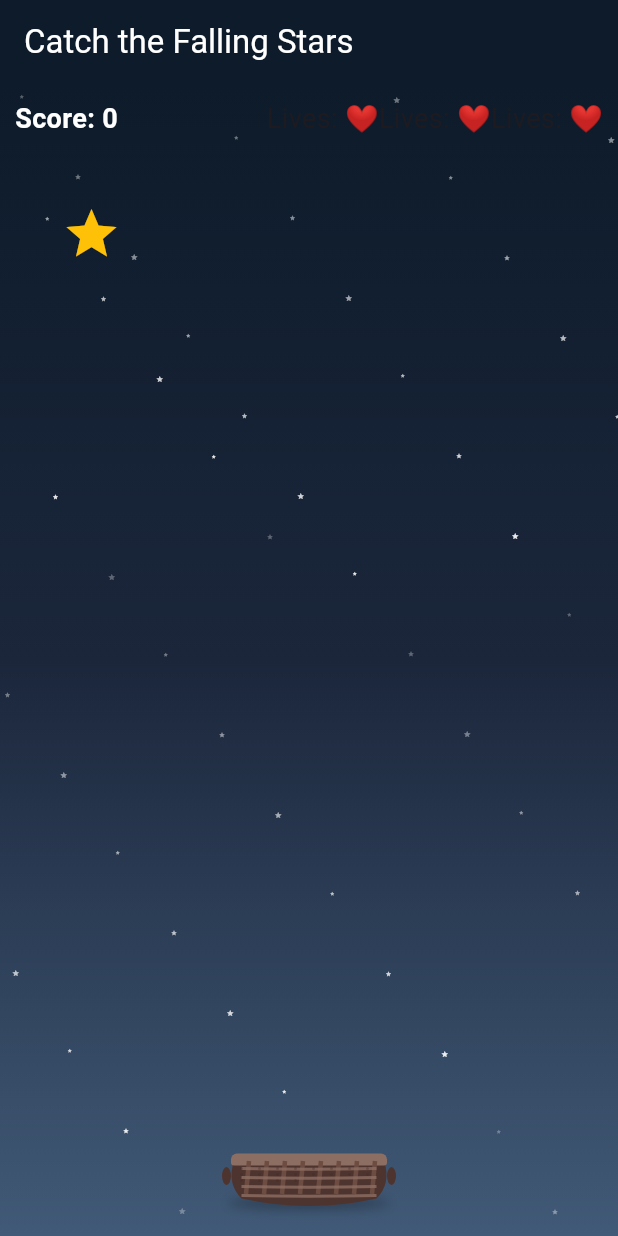
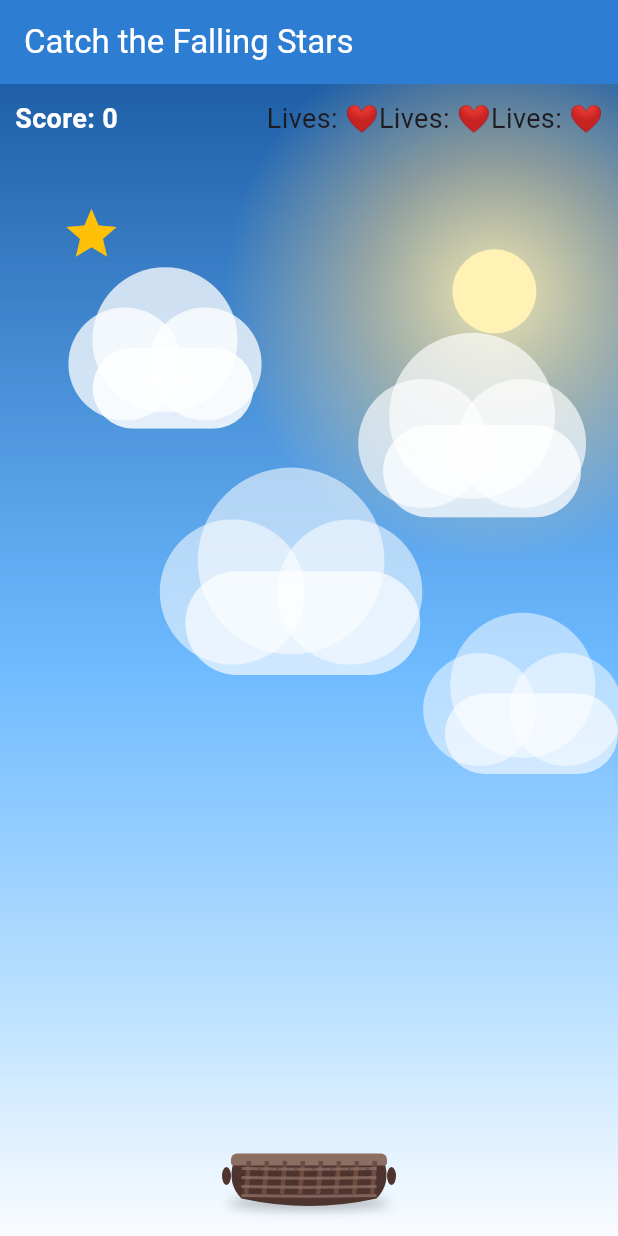
Before and after one commit to ghsenu/flutter-arcade, a Flutter app: the screen it shows after launch, after a tap on "Start Game", on a phone screen of 412 x 824 dp. Run offline on Flutter 3.47's test engine with Material 3 defaults, Android fonts, the phone set to English and light mode, and no system bars.

Commit message:
added feature

```diff
--- a/lib/main.dart
+++ b/lib/main.dart
@@ -525,7 +525,7 @@ class _CatchStarsGameState extends State<CatchStarsGame> {
     return Scaffold(
       appBar: AppBar(
         title: const Text('Catch the Falling Stars'),
-        backgroundColor: const Color(0xFF0D1B2A),
+        backgroundColor: const Color(0xFF2D7DD2),
         foregroundColor: Colors.white,
       ),
       body: LayoutBuilder(
@@ -534,37 +534,11 @@ class _CatchStarsGameState extends State<CatchStarsGame> {
 
           return Stack(
             children: [
-              // Night sky background
-              Container(
-                decoration: const BoxDecoration(
-                  gradient: LinearGradient(
-                    begin: Alignment.topCenter,
-                    end: Alignment.bottomCenter,
-                    colors: [
-                      Color(0xFF0D1B2A), // Dark blue
-                      Color(0xFF1B263B), // Midnight blue
-                      Color(0xFF415A77), // Lighter blue at horizon
-                    ],
-                  ),
-                ),
+              // Realistic daytime sky background
+              CustomPaint(
+                size: Size(size.width, size.height),
+                painter: SkyBackgroundPainter(),
               ),
-
-              // Background twinkling stars
-              ...List.generate(50, (index) {
-                final x = (index * 37 + 13) % size.width.toInt();
-                final y = (index * 53 + 7) % size.height.toInt();
-                final starSize = (index % 3 + 1) * 1.0;
-                final opacity = 0.3 + (index % 7) * 0.1;
-                return Positioned(
-                  left: x.toDouble(),
-                  top: y.toDouble(),
-                  child: Icon(
-                    Icons.star,
-                    size: starSize + 2,
-                    color: Colors.white.withValues(alpha: opacity),
-                  ),
-                );
-              }),
 
               // Score & lives
               Positioned(
@@ -756,6 +730,111 @@ class _CatchStarsGameState extends State<CatchStarsGame> {
   }
 }
 
+class SkyBackgroundPainter extends CustomPainter {
+  @override
+  void paint(Canvas canvas, Size size) {
+    final skyPaint = Paint()
+      ..shader = const LinearGradient(
+        begin: Alignment.topCenter,
+        end: Alignment.bottomCenter,
+        colors: [
+          Color(0xFF1E5FA8),
+          Color(0xFF5FB3FF),
+          Color(0xFFAEDBFF),
+          Color(0xFFF7FBFF),
+        ],
+        stops: [0.0, 0.5, 0.8, 1.0],
+      ).createShader(Rect.fromLTWH(0, 0, size.width, size.height));
+    canvas.drawRect(Offset.zero & size, skyPaint);
+
+    final sunCenter = Offset(size.width * 0.8, size.height * 0.18);
+    final sunGlow = Paint()
+      ..shader = RadialGradient(
+        colors: [
+          const Color(0xFFFFF2B2).withValues(alpha: 0.9),
+          const Color(0xFFFFD27D).withValues(alpha: 0.45),
+          const Color(0xFFFFD27D).withValues(alpha: 0.0),
+        ],
+        stops: const [0.0, 0.5, 1.0],
+      ).createShader(Rect.fromCircle(center: sunCenter, radius: 180));
+    canvas.drawCircle(sunCenter, 180, sunGlow);
+
+    final sunPaint = Paint()..color = const Color(0xFFFFF2B2);
+    canvas.drawCircle(sunCenter, 28, sunPaint);
+
+    final hazePaint = Paint()
+      ..shader = LinearGradient(
+        begin: Alignment.topCenter,
+        end: Alignment.bottomCenter,
+        colors: [
+          Colors.white.withValues(alpha: 0.0),
+          Colors.white.withValues(alpha: 0.12),
+          Colors.white.withValues(alpha: 0.25),
+        ],
+        stops: const [0.0, 0.7, 1.0],
+      ).createShader(Rect.fromLTWH(0, 0, size.width, size.height));
+    canvas.drawRect(Offset.zero & size, hazePaint);
+
+    _drawCloud(canvas, size, 0.15, 0.18, 0.26, 0.14, 0.75);
+    _drawCloud(canvas, size, 0.62, 0.24, 0.32, 0.16, 0.65);
+    _drawCloud(canvas, size, 0.3, 0.36, 0.38, 0.18, 0.55);
+    _drawCloud(canvas, size, 0.72, 0.48, 0.28, 0.14, 0.5);
+  }
+
+  void _drawCloud(
+    Canvas canvas,
+    Size size,
+    double x,
+    double y,
+    double width,
+    double height,
+    double opacity,
+  ) {
+    final cloudPaint = Paint()..color = Colors.white.withValues(alpha: opacity);
+    final shadowPaint = Paint()
+      ..color = const Color(0xFFDDEBFF).withValues(alpha: opacity * 0.6);
+
+    final cloudRect = Rect.fromLTWH(
+      size.width * x,
+      size.height * y,
+      size.width * width,
+      size.height * height,
+    );
+
+    final base = RRect.fromRectAndRadius(
+      Rect.fromLTWH(
+        cloudRect.left,
+        cloudRect.top + cloudRect.height * 0.35,
+        cloudRect.width,
+        cloudRect.height * 0.5,
+      ),
+      Radius.circular(cloudRect.height * 0.25),
+    );
+
+    canvas.drawRRect(base, shadowPaint);
+
+    canvas.drawCircle(
+      Offset(cloudRect.left + cloudRect.width * 0.2, cloudRect.top + cloudRect.height * 0.45),
+      cloudRect.height * 0.35,
+      cloudPaint,
+    );
+    canvas.drawCircle(
+      Offset(cloudRect.left + cloudRect.width * 0.45, cloudRect.top + cloudRect.height * 0.3),
+      cloudRect.height * 0.45,
+      cloudPaint,
+    );
+    canvas.drawCircle(
+      Offset(cloudRect.left + cloudRect.width * 0.7, cloudRect.top + cloudRect.height * 0.45),
+      cloudRect.height * 0.35,
+      cloudPaint,
+    );
+    canvas.drawRRect(base, cloudPaint);
+  }
+
+  @override
+  bool shouldRepaint(covariant CustomPainter oldDelegate) => false;
+}
+
 class BasketPainter extends CustomPainter {
   @override
   void paint(Canvas canvas, Size size) {
```
